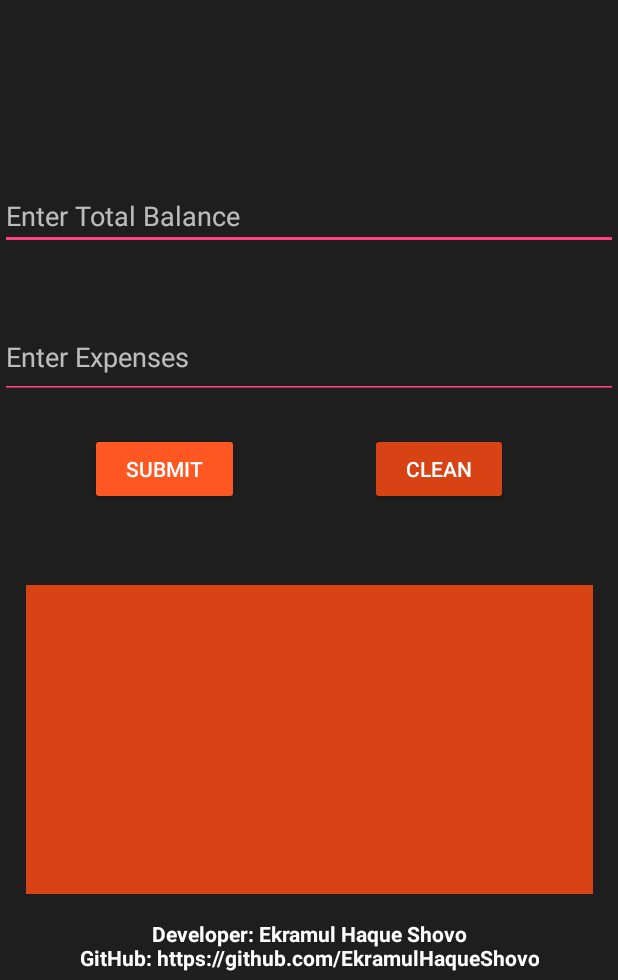
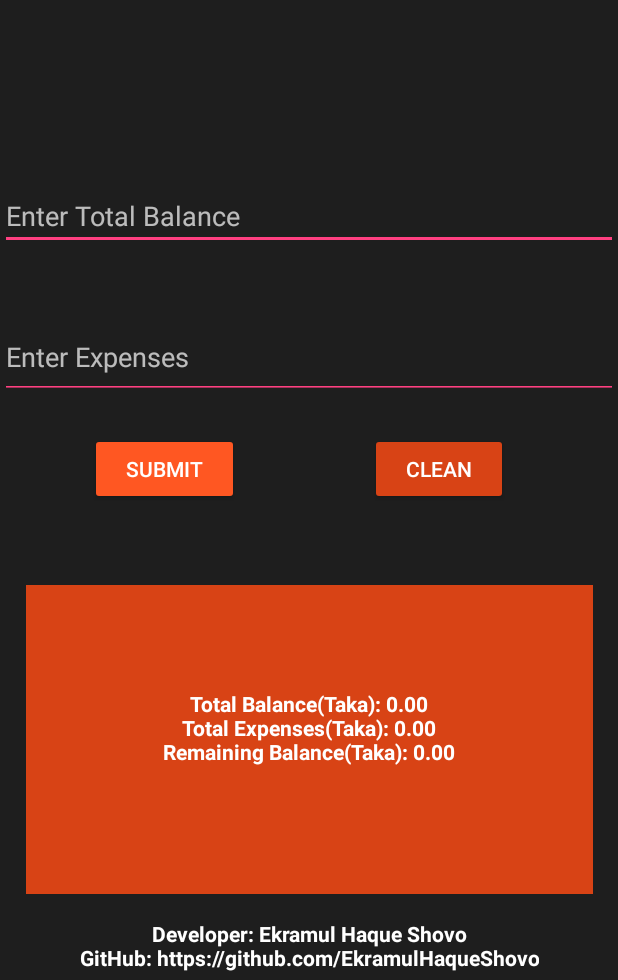
Before and after one commit to EkramulHaqueShovo/ExpenseTracker-Android-Application-, an Android app: the screen it shows after launch (MainActivity), after a tap on "SUBMIT", on a phone screen of 412 x 824 dp, the part 256-1236 px from its top. Run offline under Robolectric (Android 15) with nearby library versions, the phone set to English and light mode, and no system bars; 1 other tap on this screen came first.

Commit message:
Add Database

```diff
--- a/app/src/main/java/com/example/expensestracker/expensetracker/MainActivity.java
+++ b/app/src/main/java/com/example/expensestracker/expensetracker/MainActivity.java
@@ -1,10 +1,17 @@
 package com.example.expensestracker.expensetracker;
 
+import android.content.ContentValues;
+import android.content.Context;
+import android.database.Cursor;
+import android.database.sqlite.SQLiteDatabase;
+import android.database.sqlite.SQLiteOpenHelper;
 import android.os.Bundle;
+import android.util.Log;
 import android.view.View;
 import android.widget.Button;
 import android.widget.EditText;
 import android.widget.TextView;
+
 import androidx.appcompat.app.AppCompatActivity;
 
 public class MainActivity extends AppCompatActivity {
@@ -16,13 +23,19 @@ public class MainActivity extends AppCompatActivity {
     private TextView resultLabel;
     private TextView developerInfoTextView;
 
+    private DBHelper dbHelper;
+    private SQLiteDatabase database;
+
+    private double totalBalance = 0.0;
     private double totalExpenses = 0.0;
-    private double totalBalance = 0.0;
 
     @Override
     protected void onCreate(Bundle savedInstanceState) {
         super.onCreate(savedInstanceState);
         setContentView(R.layout.activity_main);
+
+        dbHelper = new DBHelper(this);
+        database = dbHelper.getWritableDatabase();
 
         editTextTotalBalance = findViewById(R.id.editTextTotalBalance);
         editTextText = findViewById(R.id.editTextText);
@@ -46,31 +59,66 @@ public class MainActivity extends AppCompatActivity {
         });
 
         developerInfoTextView.setText("Developer: Ekramul Haque Shovo\nGitHub: https://github.com/EkramulHaqueShovo");
+
+        // Load initial data from the database
+        loadInitialData();
+
+        // Show stored data
+        showStoredData();
     }
 
     private void handleSubmission() {
         String totalBalanceText = editTextTotalBalance.getText().toString();
         String expenseText = editTextText.getText().toString();
 
-        StringBuilder resultMessage = new StringBuilder();
+        ContentValues values = new ContentValues();
 
         if (!totalBalanceText.isEmpty()) {
-            totalBalance = Double.parseDouble(totalBalanceText);
-            resultMessage.append(String.format("Total Balance(Taka): %.2f\n", totalBalance));
+            double additionalBalance = Double.parseDouble(totalBalanceText);
+            values.put("amount", additionalBalance);
+            database.insert("balance", null, values);
         }
 
         if (!expenseText.isEmpty()) {
             double expenseAmount = Double.parseDouble(expenseText);
+            values.clear();
+            values.put("amount", expenseAmount);
+            database.insert("expenses", null, values);
+
             totalExpenses += expenseAmount;
-
-            double remainingBalance = totalBalance - totalExpenses;
-
-            resultMessage.append(String.format("Expense: %.2f\n", expenseAmount));
-            resultMessage.append(String.format("Total Expenses(Taka): %.2f\n", totalExpenses));
-            resultMessage.append(String.format("Remaining Balance(Taka): %.2f\n", remainingBalance));
 
             clearInputFields();
         }
+
+        // Calculate total balance by summing up all stored balances
+        calculateTotalBalance();
+
+        // Show updated data
+        showStoredData();
+    }
+
+    private void calculateTotalBalance() {
+        try {
+            // Query the database for the sum of all stored balances
+            Cursor balanceCursor = database.rawQuery("SELECT COALESCE(SUM(amount), 0) FROM balance", null);
+
+            if (balanceCursor.moveToFirst()) {
+                totalBalance = balanceCursor.getDouble(0);
+            }
+
+            balanceCursor.close();
+        } catch (Exception e) {
+            Log.e("calculateTotalBalance", "Error calculating total balance", e);
+        }
+    }
+
+    private void showStoredData() {
+        double remainingBalance = totalBalance - totalExpenses;
+
+        StringBuilder resultMessage = new StringBuilder();
+        resultMessage.append(String.format("Total Balance(Taka): %.2f\n", totalBalance));
+        resultMessage.append(String.format("Total Expenses(Taka): %.2f\n", totalExpenses));
+        resultMessage.append(String.format("Remaining Balance(Taka): %.2f\n", remainingBalance));
 
         resultLabel.setText(resultMessage.toString());
     }
@@ -81,9 +129,67 @@ public class MainActivity extends AppCompatActivity {
     }
 
     private void clearAllFields() {
+        totalBalance = 0.0;
         totalExpenses = 0.0;
-        totalBalance = 0.0;
         resultLabel.setText("");
         clearInputFields();
+
+        // Clear all records from the "expenses" and "balance" tables
+        database.delete("expenses", null, null);
+        database.delete("balance", null, null);
+    }
+
+    @Override
+    protected void onDestroy() {
+        dbHelper.close();
+        super.onDestroy();
+    }
+
+    private static class DBHelper extends SQLiteOpenHelper {
+
+        private static final String DATABASE_NAME = "expenses.db";
+        private static final int DATABASE_VERSION = 1;
+
+        public DBHelper(Context context) {
+            super(context, DATABASE_NAME, null, DATABASE_VERSION);
+        }
+
+        @Override
+        public void onCreate(SQLiteDatabase db) {
+            try {
+                db.execSQL("CREATE TABLE expenses (_id INTEGER PRIMARY KEY AUTOINCREMENT, amount REAL);");
+                db.execSQL("CREATE TABLE balance (_id INTEGER PRIMARY KEY AUTOINCREMENT, amount REAL);");
+            } catch (Exception e) {
+                Log.e("DBHelper", "Error creating tables", e);
+            }
+        }
+
+        @Override
+        public void onUpgrade(SQLiteDatabase db, int oldVersion, int newVersion) {
+            // Upgrade the database if needed
+        }
+    }
+
+    private void loadInitialData() {
+        try {
+            // Query the database for initial values
+            Cursor expenseCursor = database.rawQuery("SELECT COALESCE(SUM(amount), 0) FROM expenses", null);
+
+            if (expenseCursor.moveToFirst()) {
+                totalExpenses = expenseCursor.getDouble(0);
+            }
+
+            // Load total balance if it exists
+            Cursor balanceCursor = database.rawQuery("SELECT COALESCE(SUM(amount), 0) FROM balance", null);
+
+            if (balanceCursor.moveToFirst()) {
+                totalBalance = balanceCursor.getDouble(0);
+            }
+
+            expenseCursor.close();
+            balanceCursor.close();
+        } catch (Exception e) {
+            Log.e("loadInitialData", "Error loading initial data", e);
+        }
     }
 }
```
